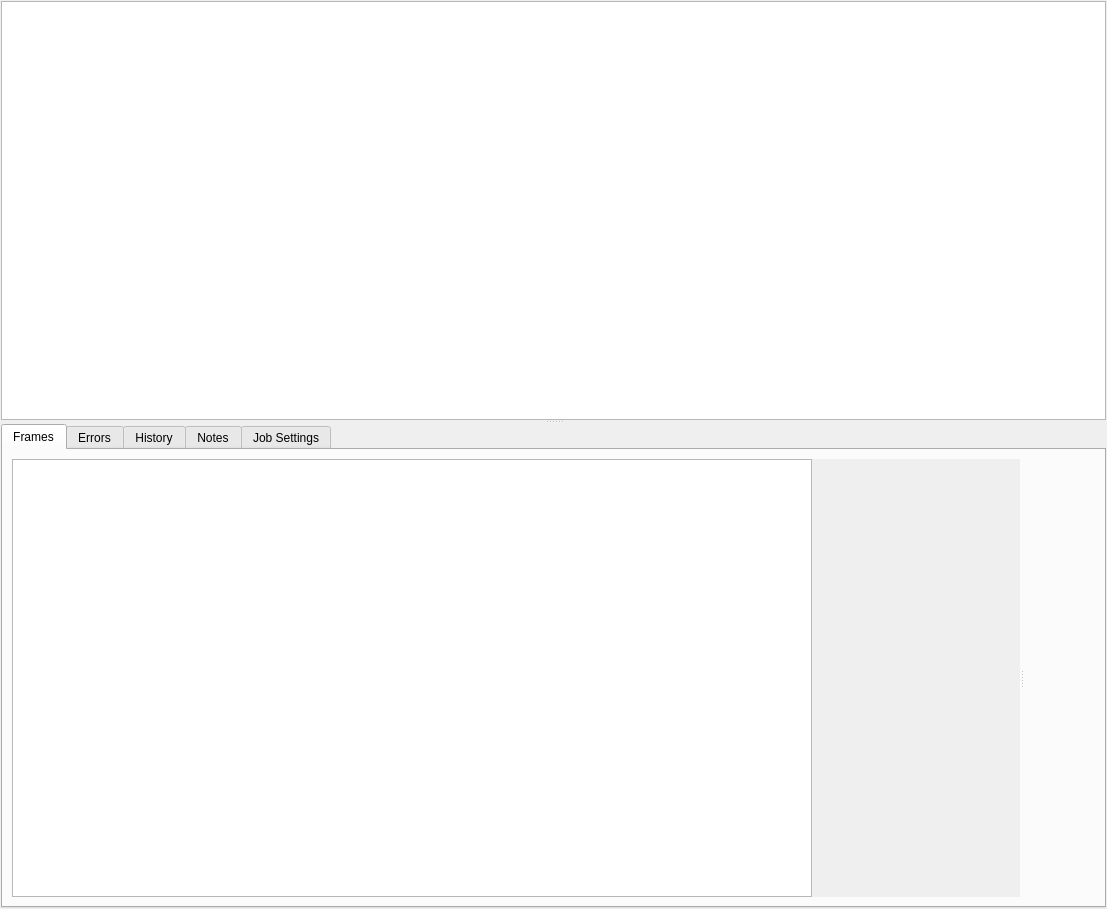
Qt form cpp/lib/freezer/ui/joblistwidgetui.ui (justajeffy/arsenalsuite) before a commit.
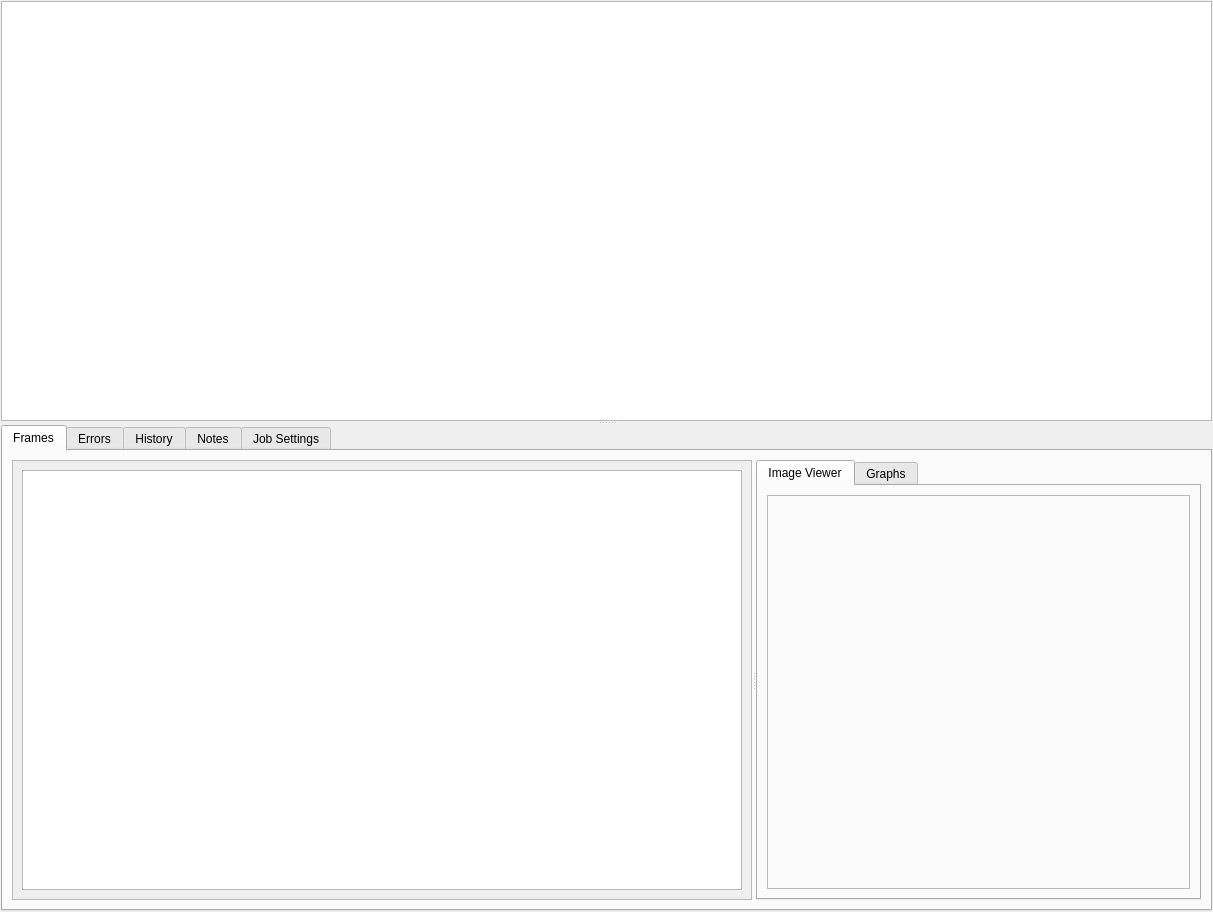
The same form after that commit. Custom widgets are drawn as their Qt base class.

Commit message: Add Tabs for image viewer and frame graphs to show frame specific statistics.

```diff
--- a/cpp/lib/freezer/ui/joblistwidgetui.ui
+++ b/cpp/lib/freezer/ui/joblistwidgetui.ui
@@ -1,13 +1,13 @@
 <?xml version="1.0" encoding="UTF-8"?>
 <ui version="4.0">
  <class>JobListWidgetUI</class>
- <widget class="QWidget" name="JobListWidgetUI">
-  <property name="geometry">
+ <widget class="QWidget" name="JobListWidgetUI" >
+  <property name="geometry" >
    <rect>
     <x>0</x>
     <y>0</y>
-    <width>1107</width>
-    <height>909</height>
+    <width>1213</width>
+    <height>912</height>
    </rect>
   </property>
   <property name="windowTitle">
@@ -77,42 +77,48 @@
           <attribute name="title">
            <string>Frames</string>
           </attribute>
-          <layout class="QVBoxLayout" name="verticalLayout_7">
+          <layout class="QHBoxLayout" name="horizontalLayout_2" >
            <item>
-            <widget class="QSplitter" name="mFrameSplitter">
-             <property name="orientation">
+            <widget class="QSplitter" name="mFrameSplitter" >
+             <property name="maximumSize" >
+              <size>
+               <width>16777215</width>
+               <height>16777215</height>
+              </size>
+             </property>
+             <property name="orientation" >
               <enum>Qt::Horizontal</enum>
              </property>
-             <widget class="QScrollArea" name="scrollArea">
-              <property name="frameShape">
-               <enum>QFrame::NoFrame</enum>
+             <widget class="QScrollArea" name="scrollArea" >
+              <property name="maximumSize" >
+               <size>
+                <width>800</width>
+                <height>16777215</height>
+               </size>
               </property>
-              <property name="widgetResizable">
+              <property name="autoFillBackground" >
+               <bool>false</bool>
+              </property>
+              <property name="frameShadow" >
+               <enum>QFrame::Raised</enum>
+              </property>
+              <property name="widgetResizable" >
                <bool>true</bool>
               </property>
-              <widget class="QWidget" name="scrollAreaWidgetContents">
-               <property name="geometry">
+              <widget class="QWidget" name="scrollAreaWidgetContents_3" >
+               <property name="geometry" >
                 <rect>
                  <x>0</x>
                  <y>0</y>
-                 <width>800</width>
-                 <height>437</height>
+                 <width>274</width>
+                 <height>419</height>
                 </rect>
                </property>
-               <property name="maximumSize">
-                <size>
-                 <width>800</width>
-                 <height>16777215</height>
-                </size>
-               </property>
-               <layout class="QVBoxLayout" name="verticalLayout_6">
-                <property name="margin">
-                 <number>0</number>
-                </property>
+               <layout class="QHBoxLayout" name="horizontalLayout_3" >
                 <item>
-                 <widget class="RecordTreeView" name="mFrameTree">
-                  <property name="sizePolicy">
-                   <sizepolicy hsizetype="Fixed" vsizetype="Ignored">
+                 <widget class="RecordTreeView" name="mFrameTree" >
+                  <property name="sizePolicy" >
+                   <sizepolicy vsizetype="Ignored" hsizetype="Fixed" >
                     <horstretch>0</horstretch>
                     <verstretch>0</verstretch>
                    </sizepolicy>
@@ -131,34 +137,78 @@
                </layout>
               </widget>
              </widget>
-             <widget class="QFrame" name="frame_3">
-              <property name="enabled">
-               <bool>true</bool>
+             <widget class="QTabWidget" name="tabWidget" >
+              <property name="maximumSize" >
+               <size>
+                <width>16777215</width>
+                <height>16777215</height>
+               </size>
               </property>
-              <property name="frameShape">
-               <enum>QFrame::NoFrame</enum>
+              <property name="currentIndex" >
+               <number>0</number>
               </property>
-              <property name="frameShadow">
-               <enum>QFrame::Raised</enum>
-              </property>
-              <property name="lineWidth">
-               <number>2</number>
-              </property>
-              <layout class="QVBoxLayout" name="verticalLayout_5">
-               <item>
-                <widget class="ImageView" name="mImageView" native="true">
-                 <property name="sizePolicy">
-                  <sizepolicy hsizetype="Minimum" vsizetype="Ignored">
-                   <horstretch>0</horstretch>
-                   <verstretch>0</verstretch>
-                  </sizepolicy>
-                 </property>
-                 <property name="layoutDirection">
-                  <enum>Qt::RightToLeft</enum>
-                 </property>
-                </widget>
-               </item>
-              </layout>
+              <widget class="QWidget" name="tab_5" >
+               <attribute name="title" >
+                <string>Image Viewer</string>
+               </attribute>
+               <!--
+               <attribute name="icon" >
+                <iconset>
+                 <normaloff>images/image.png</normaloff>images/image.png</iconset>
+               </attribute>
+               -->
+               <layout class="QVBoxLayout" name="mImageViewerLayout" >
+                <item>
+                 <widget class="QFrame" name="frame_3" >
+                  <property name="frameShape" >
+                   <enum>QFrame::StyledPanel</enum>
+                  </property>
+                  <property name="frameShadow" >
+                   <enum>QFrame::Plain</enum>
+                  </property>
+                  <layout class="QHBoxLayout" name="horizontalLayout_5" >
+                   <item>
+                    <widget class="ImageView" native="1" name="mImageView" >
+                     <property name="sizePolicy" >
+                      <sizepolicy vsizetype="Ignored" hsizetype="Minimum" >
+                       <horstretch>0</horstretch>
+                       <verstretch>0</verstretch>
+                      </sizepolicy>
+                     </property>
+                     <property name="layoutDirection" >
+                      <enum>Qt::RightToLeft</enum>
+                     </property>
+                    </widget>
+                   </item>
+                  </layout>
+                 </widget>
+                </item>
+               </layout>
+              </widget>
+              <widget class="QWidget" name="tab_6" >
+               <attribute name="title" >
+                <string>Graphs</string>
+               </attribute>
+               <!--
+               <attribute name="icon" >
+                <iconset>
+                 <normaloff>images/chart_line.png</normaloff>images/chart_line.png</iconset>
+               </attribute>
+               -->
+               <layout class="QHBoxLayout" name="horizontalLayout_4" >
+                <item>
+                 <widget class="QFrame" name="frame_4" >
+                  <property name="frameShape" >
+                   <enum>QFrame::StyledPanel</enum>
+                  </property>
+                  <property name="frameShadow" >
+                   <enum>QFrame::Raised</enum>
+                  </property>
+                  <layout class="QHBoxLayout" name="mGraphLayout" />
+                 </widget>
+                </item>
+               </layout>
+              </widget>
              </widget>
             </widget>
            </item>
```
Left out of the diff: 111 changed lines with no effect on the pictures. The commit also changes 5 other files.
